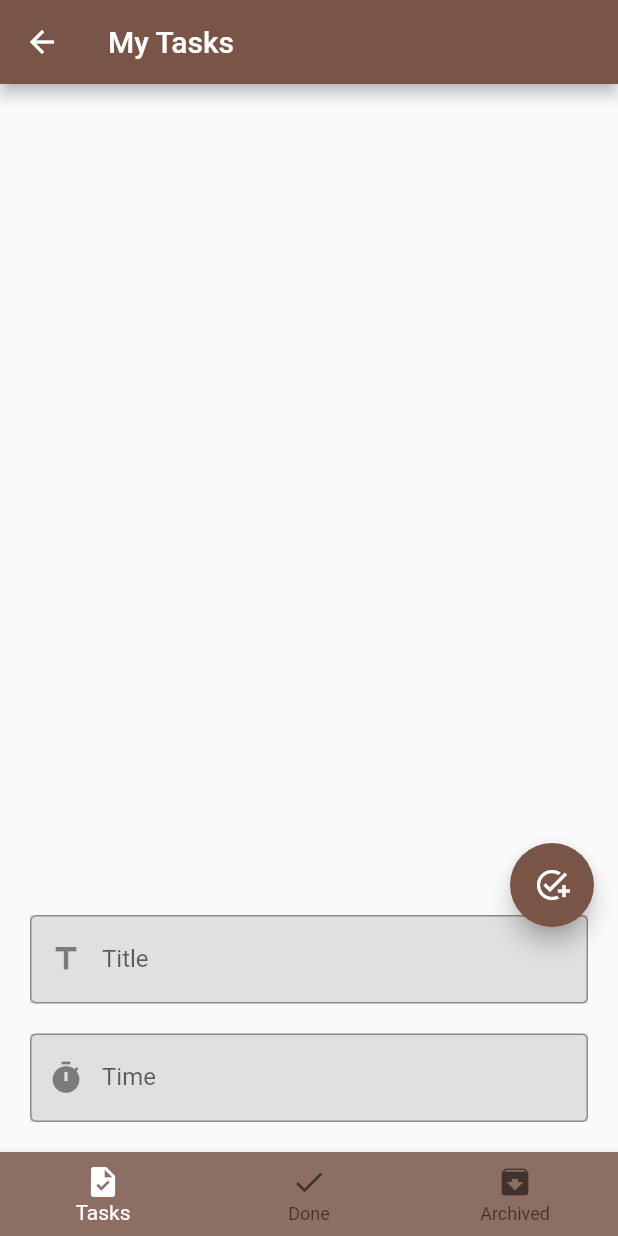
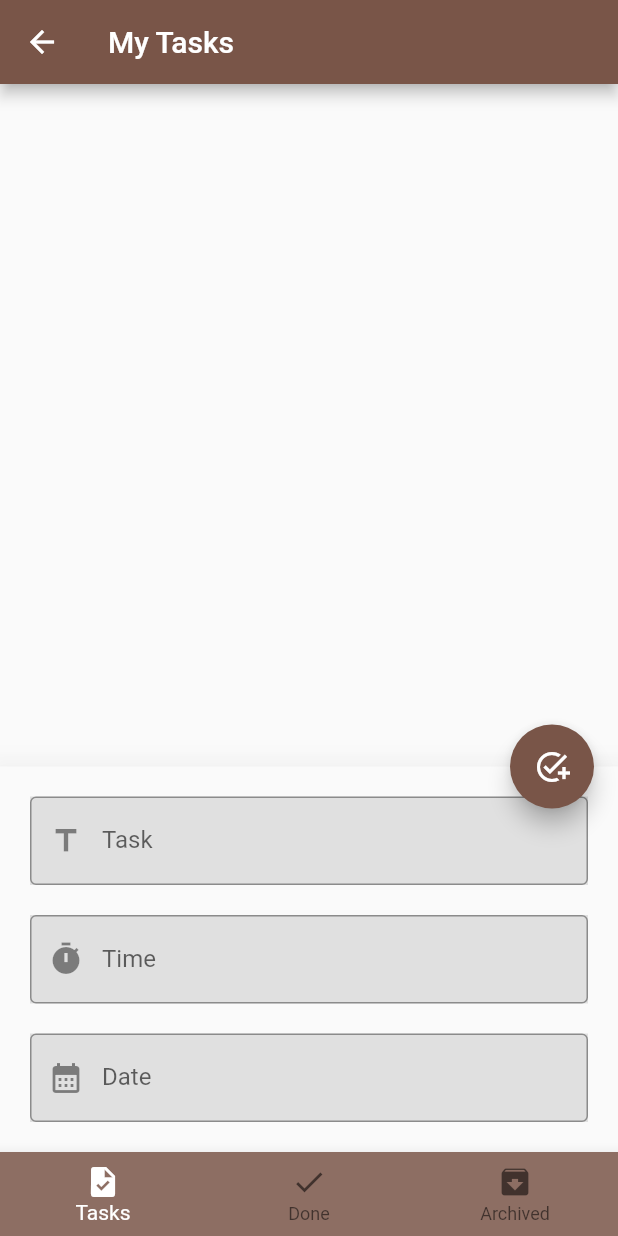
Before and after one commit to YehiaFarghaly/Flutter-Todo-List, a Flutter app: the screen it shows after launch, after a tap on the "edit" icon, on a phone screen of 412 x 824 dp. Run offline on Flutter 3.47's test engine with Material 2 defaults, Android fonts, the phone set to English and light mode, and no system bars; our stand-ins replace sqflite; accounts and stored records are empty.

Commit message:
feat : Done Inserting into Database

```diff
--- a/lib/layout/home_layout.dart
+++ b/lib/layout/home_layout.dart
@@ -1,4 +1,5 @@
 import 'package:flutter/material.dart';
+import 'package:intl/intl.dart';
 import 'package:sqflite/sqflite.dart';
 import 'package:todo_list/Modules/archived_tasks/archived_tasks_screen.dart';
 import 'package:todo_list/Modules/components/Text_Form_Field.dart';
@@ -17,21 +18,27 @@ class _HomeLayoutState extends State<HomeLayout> {
   late Database db;
   var titleController = TextEditingController();
   var timeController = TextEditingController();
+  var dateController = TextEditingController();
+  var statusController = TextEditingController();
   bool isBottomSheet = false;
   Icon fabIcon = Icon(Icons.edit);
   var scaffoldKey = GlobalKey<ScaffoldState>();
+  var formKey = GlobalKey<FormState>();
+  List<Map> tasks = [];
   List<Widget> screens = [
     NewTasksScreen(),
     const DoneTasksScreen(),
     ArchivedTasksScreen()
   ];
   List<String> titles = ['My Tasks', 'Done Tasks', 'Archived Tasks'];
+
   @override
   void initState() {
     // TODO: implement initState
     super.initState();
     createDatabase();
   }
+
   @override
   Widget build(BuildContext context) {
     return Scaffold(
@@ -45,32 +52,38 @@ class _HomeLayoutState extends State<HomeLayout> {
       floatingActionButton: currentIdx == 0
           ? FloatingActionButton(
               onPressed: () {
-                if(isBottomSheet){
+                if (isBottomSheet) {
+                  if (formKey.currentState!.validate()) {
+                    insertToDatabase(title:titleController.text, date:dateController.text,
+                        time:timeController.text).then((value) {
                       Navigator.pop(context);
                       isBottomSheet = false;
                       setState(() {
                         fabIcon = const Icon(Icons.edit);
                       });
+                    });
                   }
-                else {
-                  scaffoldKey.currentState?.showBottomSheet((context) =>
+                } else {
+                  scaffoldKey.currentState?.showBottomSheet(
+                        (context) =>
                       Padding(
                         padding: const EdgeInsets.all(20.0),
+                        child: Form(
+                          key: formKey,
                           child: Column(
                             mainAxisSize: MainAxisSize.min,
                             children: [
                               Container(
-                            color: Colors.grey[300] ,
+                                color: Colors.grey[300],
                                 child: defaultFormField(
                                     controller: titleController,
                                     type: TextInputType.text,
-                                validate: (String? value){
-                                    if (value == null || value.length==0)
-                                      return 'Title can not be empty';
+                                    validate: (String? value) {
+                                      if (value == null || value.length == 0)
+                                        return 'Task can not be empty';
                                     },
-                                label: 'Title',
-                                prefixIcon: Icons.title
-                            ),
+                                    label: 'Task',
+                                    prefixIcon: Icons.title),
                               ),
                               SizedBox(
                                 height: 20,
@@ -80,26 +93,69 @@ class _HomeLayoutState extends State<HomeLayout> {
                                 child: defaultFormField(
                                     controller: timeController,
                                     type: TextInputType.datetime,
-                                  validate: (String? value){
-                                    if (value == null || value.length==0)
+                                    validate: (String? value) {
+                                      if (value == null || value.length == 0)
                                         return 'Time can not be empty';
                                     },
                                     label: 'Time',
                                     prefixIcon: Icons.timer,
-                                onTap: (){
+                                    onTap: () {
                                       showTimePicker(
                                               context: context,
-                                        initialTime: TimeOfDay.now()
-                                    ).then((value) {
-                                      timeController.text = (value==null? '00:00':value?.format(context).toString())!;
-                                    }
-                                    );
-                                }
+                                              initialTime: TimeOfDay.now())
+                                          .then((value) {
+                                        timeController.text = (value == null
+                                            ? '00:00'
+                                            : value
+                                                ?.format(context)
+                                                .toString())!;
+                                      });
+                                    }),
+                              ),
+                              SizedBox(
+                                height: 20,
+                              ),
+                              Container(
+                                color: Colors.grey[300],
+                                child: defaultFormField(
+                                  controller: dateController,
+                                  type: TextInputType.datetime,
+                                  validate: (String? value) {
+                                    if (value == null || value.length == 0)
+                                      return 'Date can not be empty';
+                                  },
+                                  label: 'Date',
+                                  prefixIcon: Icons.calendar_month,
+                                  onTap: () {
+                                    showDatePicker(
+                                            context: context,
+                                            initialDate: DateTime.now(),
+                                            firstDate: DateTime.now(),
+                                            lastDate: DateTime.parse(DateTime(
+                                                    DateTime.now().year + 1,
+                                                    DateTime.now().month,
+                                                    DateTime.now().day)
+                                                .toString()))
+                                        .then((value) {
+                                      setState(() {
+                                        dateController.text =
+                                            DateFormat.yMMMd().format(value!);
+                                      });
+                                    });
+                                  },
                                 ),
                               ),
                             ],
                           ),
-                      ));
+                        ),
+                      ),
+                    elevation: 20,
+                  ).closed.then((value)  {
+                  isBottomSheet = false;
+                      setState(() {
+                    fabIcon = const Icon(Icons.edit);
+                  });
+                  });
                   isBottomSheet = true;
                   setState(() {
                     fabIcon = Icon(Icons.add_task);
@@ -118,7 +174,7 @@ class _HomeLayoutState extends State<HomeLayout> {
         onTap: (index) {
           setState(() {
             currentIdx = index;
-            if(currentIdx!=0 && isBottomSheet) {
+            if (currentIdx != 0 && isBottomSheet) {
               Navigator.pop(context);
               isBottomSheet = false;
             }
@@ -140,25 +196,31 @@ class _HomeLayoutState extends State<HomeLayout> {
           onCreate: (database, version) async {
         await database.execute(
             'CREATE TABLE tasks (id INTEGER PRIMARY KEY,title TEXT,date TEXT, time TEXT, status TEXT)');
-          }, onOpen: (database) {});
-    }
-    on Error{
+      }, onOpen: (database) {
+
+        getDataFromDatabase(database).then((value) {
+          tasks = value;
+        });
+          });
+    } on Error {
       print('Error on creating database');
     }
   }
 
-  void insertToDatabase(title,date,time,status){
-   db.transaction((txn) async {
-     txn.rawInsert('INSERT INTO tasks(title, date , time , status) VALUES($title,$date,$time,$status)').then((value) {
-
-     }).catchError(
-             (error)
-             {
+  Future insertToDatabase({required title,required date,required time}) async {
+    return await db.transaction((txn) async {
+      txn
+          .rawInsert(
+              'INSERT INTO tasks(title, date , time , status) VALUES("$title","$date","$time","new")')
+          .then((value) {
+        print('$value inserted successfully');
+      }).catchError((error) {
         print("Error while inserting into the table ${error.toString()}");
       });
-
-
     });
   }
-
+  Future<List<Map>> getDataFromDatabase(Database database) async {
+    List<Map> tasks = await database.rawQuery('SELECT * FROM tasks');
+    return tasks;
   }
+}
--- a/pubspec.yaml
+++ b/pubspec.yaml
@@ -37,6 +37,7 @@ dependencies:
   # Use with the CupertinoIcons class for iOS style icons.
   cupertino_icons: ^1.0.2
   sqflite: ^2.2.0+3
+  intl: ^0.17.0
 
 dev_dependencies:
   flutter_test:
```
Also changed, not shown: pubspec.lock. Lines whose indentation alone changed are shown as unchanged.
